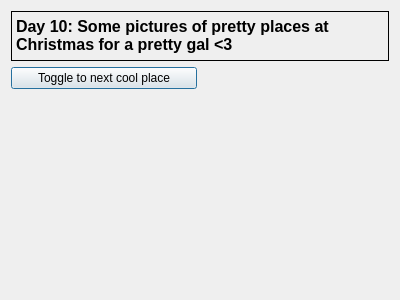
Qt form ChristmasCountdown_V1/day10window.ui (AlexandreBanks6/ChristmasCountdown_12day_v1) before a commit.
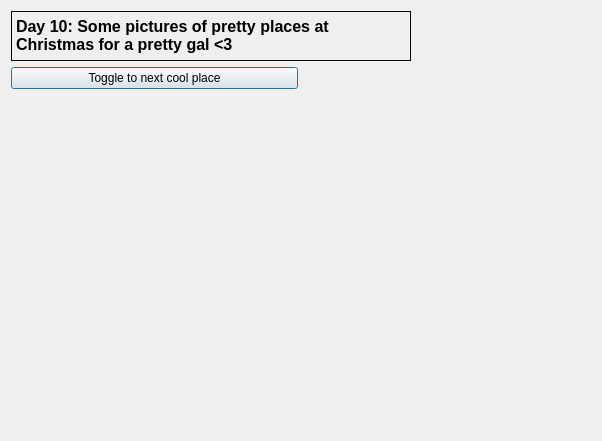
The same form after that commit.

```diff
--- a/ChristmasCountdown_V1/day10window.ui
+++ b/ChristmasCountdown_V1/day10window.ui
@@ -6,8 +6,8 @@
    <rect>
     <x>0</x>
     <y>0</y>
-    <width>400</width>
-    <height>300</height>
+    <width>602</width>
+    <height>441</height>
    </rect>
   </property>
   <property name="windowTitle">
```
